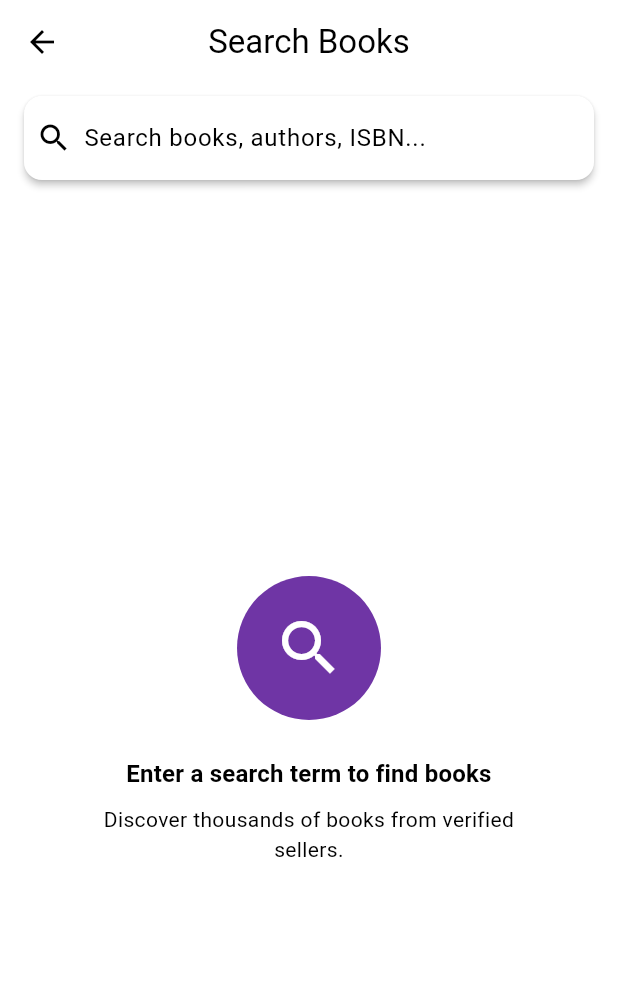
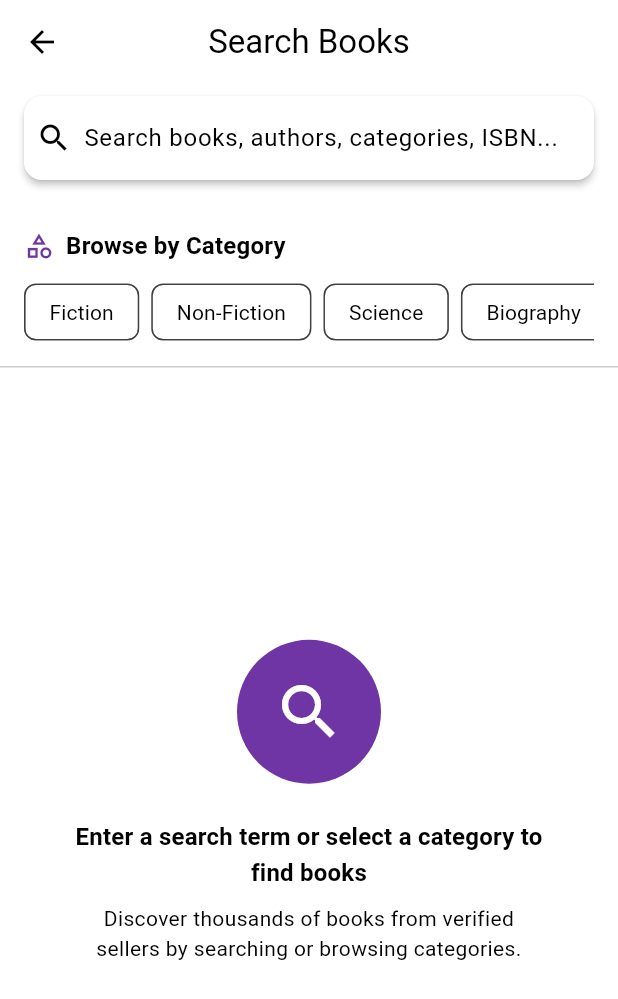
Before and after one commit to SahandMohammed/pertukekem, a Flutter app: the SearchTab screen opened directly with empty values, on a phone screen of 412 x 824 dp. Shown: the top 999 px of the screen. Run offline on Flutter 3.47's test engine with Material 3 defaults, Android fonts, the phone set to English and light mode, and no system bars; our stand-ins replace cloud_firestore, country_picker, file_picker, firebase_ai, firebase_auth, firebase_core and 8 more; missing offline and left inert: flutter_pdfview; accounts and stored records are empty.

Commit message:
feat: Implement category search functionality with filter chips and enhanced search experience

```diff
--- a/lib/features/dashboards/view/customer/customer_dashboard.dart
+++ b/lib/features/dashboards/view/customer/customer_dashboard.dart
@@ -457,7 +457,7 @@ class _CustomerDashboardState extends State<CustomerDashboard> {
             const SizedBox(width: 12),
             Expanded(
               child: Text(
-                'Search for books, authors, or stores...',
+                'Search for books, authors, categories, or stores...',
                 style: TextStyle(color: Colors.grey.shade600, fontSize: 16),
               ),
             ),
--- a/lib/features/dashboards/view/customer/search_tab.dart
+++ b/lib/features/dashboards/view/customer/search_tab.dart
@@ -15,6 +15,26 @@ class SearchTab extends StatefulWidget {
 
 class _SearchTabState extends State<SearchTab> {
   Timer? _debounceTimer;
+  String? _selectedCategory;
+
+  // Popular book categories for quick access
+  final List<String> _popularCategories = [
+    'Fiction',
+    'Non-Fiction',
+    'Science',
+    'Biography',
+    'History',
+    'Romance',
+    'Mystery',
+    'Fantasy',
+    'Self-Help',
+    'Business',
+    'Technology',
+    'Health',
+    'Children',
+    'Education',
+    'Art',
+  ];
 
   @override
   void dispose() {
@@ -38,7 +58,7 @@ class _SearchTabState extends State<SearchTab> {
                 padding: const EdgeInsets.fromLTRB(16, 0, 16, 16),
                 child: SearchBar(
                   controller: widget.searchController,
-                  hintText: 'Search books, authors, ISBN...',
+                  hintText: 'Search books, authors, categories, ISBN...',
                   leading: const Icon(Icons.search),
                   backgroundColor: WidgetStateProperty.all(
                     Theme.of(context).colorScheme.surface,
@@ -52,6 +72,9 @@ class _SearchTabState extends State<SearchTab> {
                   onChanged: (query) {
                     if (query.isEmpty) {
                       viewModel.clearSearch();
+                      setState(() {
+                        _selectedCategory = null;
+                      });
                     } else {
                       // Cancel previous timer if it exists
                       _debounceTimer?.cancel();
@@ -60,6 +83,12 @@ class _SearchTabState extends State<SearchTab> {
                         const Duration(milliseconds: 300),
                         () {
                           viewModel.searchListings(query);
+                          // Clear category selection when searching by text
+                          if (_selectedCategory != null) {
+                            setState(() {
+                              _selectedCategory = null;
+                            });
+                          }
                         },
                       );
                     }
@@ -68,7 +97,14 @@ class _SearchTabState extends State<SearchTab> {
               ),
             ),
           ),
-          body: Padding(
+          body: Column(
+            children: [
+              // Category Filter Section
+              if (widget.searchController.text.isEmpty) _buildCategoryFilter(),
+
+              // Search Results
+              Expanded(
+                child: Padding(
                   padding: const EdgeInsets.symmetric(horizontal: 16),
                   child:
                       viewModel.isSearching
@@ -79,16 +115,25 @@ class _SearchTabState extends State<SearchTab> {
                             'No books found for "${viewModel.searchQuery}"',
                             Icons.search_off,
                           )
+                          : viewModel.searchResults.isEmpty &&
+                              _selectedCategory != null
+                          ? _buildEmptyState(
+                            'No books found in "$_selectedCategory" category',
+                            Icons.category_outlined,
+                          )
                           : viewModel.searchResults.isEmpty
                           ? _buildEmptyState(
-                      'Enter a search term to find books',
+                            'Enter a search term or select a category to find books',
                             Icons.search,
                           )
                           : GridView.builder(
                             padding: const EdgeInsets.symmetric(vertical: 16),
-                      gridDelegate: SliverGridDelegateWithFixedCrossAxisCount(
+                            gridDelegate:
+                                SliverGridDelegateWithFixedCrossAxisCount(
                                   crossAxisCount:
-                            MediaQuery.of(context).size.width > 600 ? 3 : 2,
+                                      MediaQuery.of(context).size.width > 600
+                                          ? 3
+                                          : 2,
                                   crossAxisSpacing: 12,
                                   mainAxisSpacing: 16,
                                   childAspectRatio: 0.65,
@@ -100,9 +145,115 @@ class _SearchTabState extends State<SearchTab> {
                             },
                           ),
                 ),
+              ),
+            ],
+          ),
         );
       },
     );
+  }
+
+  Widget _buildCategoryFilter() {
+    return Container(
+      padding: const EdgeInsets.all(16),
+      decoration: BoxDecoration(
+        color: Theme.of(context).colorScheme.surface,
+        border: Border(
+          bottom: BorderSide(
+            color: Theme.of(context).colorScheme.outline.withOpacity(0.2),
+          ),
+        ),
+      ),
+      child: Column(
+        crossAxisAlignment: CrossAxisAlignment.start,
+        children: [
+          Row(
+            children: [
+              Icon(
+                Icons.category_outlined,
+                size: 20,
+                color: Theme.of(context).colorScheme.primary,
+              ),
+              const SizedBox(width: 8),
+              Text(
+                'Browse by Category',
+                style: Theme.of(context).textTheme.titleMedium?.copyWith(
+                  fontWeight: FontWeight.w600,
+                  color: Theme.of(context).colorScheme.onSurface,
+                ),
+              ),
+            ],
+          ),
+          const SizedBox(height: 12),
+          SizedBox(
+            height: 40,
+            child: ListView.builder(
+              scrollDirection: Axis.horizontal,
+              itemCount: _popularCategories.length,
+              itemBuilder: (context, index) {
+                final category = _popularCategories[index];
+                final isSelected = _selectedCategory == category;
+                return Padding(
+                  padding: EdgeInsets.only(right: 8, left: index == 0 ? 0 : 0),
+                  child: FilterChip(
+                    label: Text(category),
+                    selected: isSelected,
+                    onSelected: (selected) {
+                      _onCategorySelected(selected ? category : null);
+                    },
+                    backgroundColor: Theme.of(context).colorScheme.surface,
+                    selectedColor:
+                        Theme.of(context).colorScheme.primaryContainer,
+                    labelStyle: TextStyle(
+                      color:
+                          isSelected
+                              ? Theme.of(context).colorScheme.onPrimaryContainer
+                              : Theme.of(context).colorScheme.onSurface,
+                      fontWeight:
+                          isSelected ? FontWeight.w600 : FontWeight.normal,
+                    ),
+                    side: BorderSide(
+                      color:
+                          isSelected
+                              ? Theme.of(context).colorScheme.primary
+                              : Theme.of(
+                                context,
+                              ).colorScheme.outline.withOpacity(0.5),
+                    ),
+                    showCheckmark: false,
+                  ),
+                );
+              },
+            ),
+          ),
+        ],
+      ),
+    );
+  }
+
+  void _onCategorySelected(String? category) {
+    setState(() {
+      _selectedCategory = category;
+    });
+
+    if (category != null) {
+      // Clear the search controller text when selecting a category
+      widget.searchController.clear();
+
+      // Search by category
+      final viewModel = Provider.of<CustomerHomeViewModel>(
+        context,
+        listen: false,
+      );
+      viewModel.searchListings(category);
+    } else {
+      // Clear search when no category is selected
+      final viewModel = Provider.of<CustomerHomeViewModel>(
+        context,
+        listen: false,
+      );
+      viewModel.clearSearch();
+    }
   }
 
   Widget _buildEmptyState(String message, IconData icon) {
@@ -136,8 +287,10 @@ class _SearchTabState extends State<SearchTab> {
             const SizedBox(height: 8),
             Text(
               icon == Icons.search_off
-                  ? 'Try adjusting your search terms or browse our featured books.'
-                  : 'Discover thousands of books from verified sellers.',
+                  ? 'Try adjusting your search terms, browse by category, or explore our featured books.'
+                  : icon == Icons.category_outlined
+                  ? 'Try selecting a different category or search by book title instead.'
+                  : 'Discover thousands of books from verified sellers by searching or browsing categories.',
               textAlign: TextAlign.center,
               style: Theme.of(context).textTheme.bodyMedium?.copyWith(
                 color: Theme.of(context).colorScheme.onSurfaceVariant,
```
Also changed, not shown: 1 other file. Lines whose indentation alone changed are shown as unchanged.
